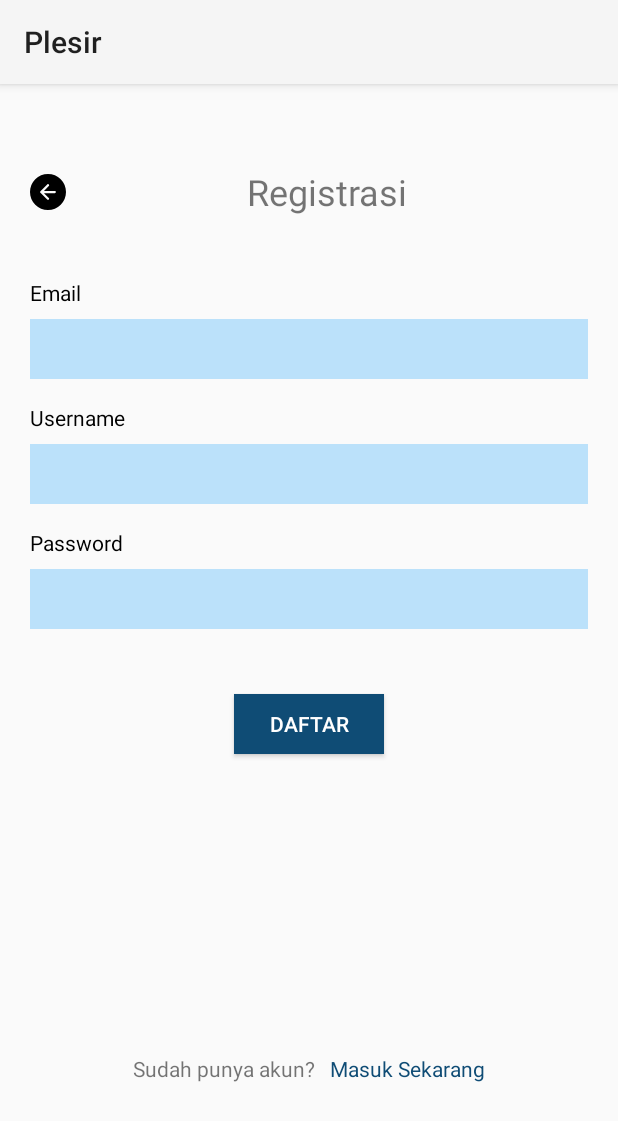
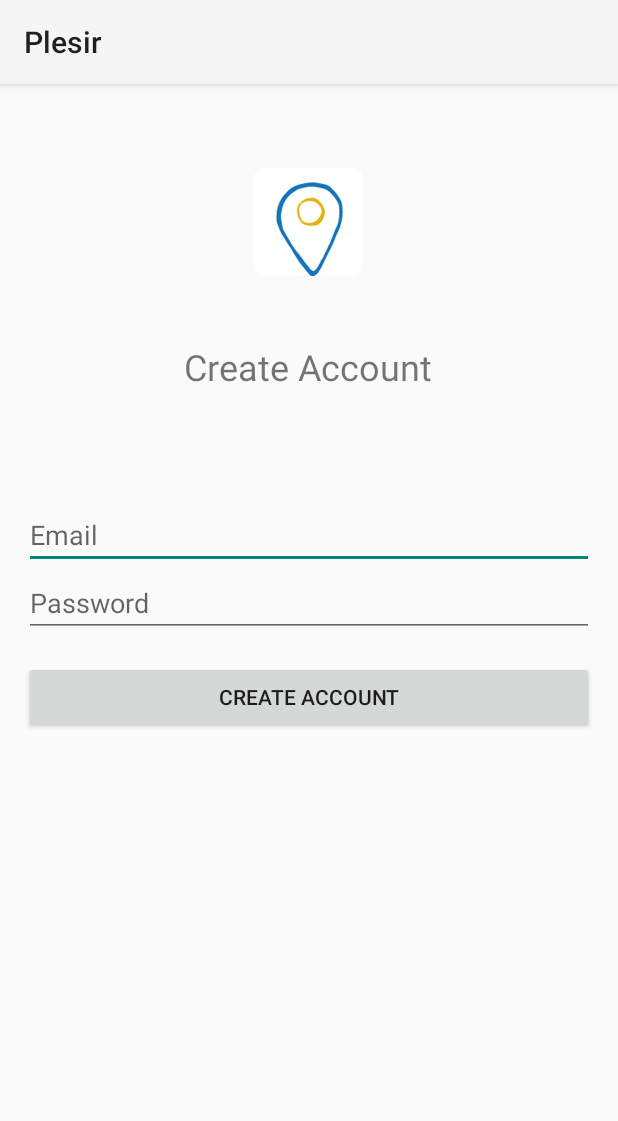
Before and after one commit to iffanahmad98/Digital-Team-TI1, an Android app: the RegisActivity screen opened directly, with no data from a screen before it, on a phone screen of 412 x 824 dp. Shown: the top 1121 px of the screen. Run offline under Robolectric (Android 15) with nearby library versions, the phone set to English and light mode, and no system bars; our stand-ins replace Firebase (no records; nobody signed in at launch, a user with empty details on screens opened directly).

Commit message:
Regis with auth

```diff
--- a/sprint 2/MainActivity/app/build.gradle
+++ b/sprint 2/MainActivity/app/build.gradle
@@ -47,5 +47,9 @@ dependencies {
     implementation 'com.github.bumptech.glide:glide:4.10.0'
     implementation platform('com.google.firebase:firebase-bom:26.2.0')
     implementation 'com.google.firebase:firebase-auth-ktx'
+    implementation 'org.jetbrains.kotlinx:kotlinx-coroutines-core:1.0.1'
+    implementation "org.jetbrains.kotlinx:kotlinx-coroutines-android:1.0.1"
+    implementation 'com.google.firebase:firebase-firestore:17.0.4'
+    implementation 'com.google.firebase:firebase-core:16.0.1'
 
 }
--- a/sprint 2/MainActivity/app/src/main/java/com/syahrulsamudra_18102142/mainactivity/RegisActivity.kt
+++ b/sprint 2/MainActivity/app/src/main/java/com/syahrulsamudra_18102142/mainactivity/RegisActivity.kt
@@ -3,28 +3,70 @@ package com.syahrulsamudra_18102142.mainactivity
 import android.content.Intent
 import androidx.appcompat.app.AppCompatActivity
 import android.os.Bundle
+import android.text.TextUtils
+import android.view.View
+import android.widget.Toast
+import com.google.firebase.auth.FirebaseAuth
+import com.google.firebase.auth.ktx.auth
+import com.google.firebase.ktx.Firebase
+import com.syahrulsamudra_18102142.mainactivity.databinding.ActivityRegisBinding
 import kotlinx.android.synthetic.main.activity_login.*
 import kotlinx.android.synthetic.main.activity_regis.*
 
-class RegisActivity : AppCompatActivity() {
-
+class RegisActivity : AppCompatActivity(), View.OnClickListener {
+    private lateinit var auth: FirebaseAuth
+    private lateinit var binding: ActivityRegisBinding
     override fun onCreate(savedInstanceState: Bundle?) {
         super.onCreate(savedInstanceState)
-        setContentView(R.layout.activity_regis)
+        binding = ActivityRegisBinding.inflate(layoutInflater)
+        setContentView(binding.root)
+        binding.btnCreateAccount.setOnClickListener(this)
+        auth = Firebase.auth
+}
 
-        btn_back.setOnClickListener {
-            val intent = Intent(this, LoginActivity::class.java)
-            startActivity(intent)
-        }
-
-        masuk.setOnClickListener{
-            val intent = Intent(this, LoginActivity::class.java)
-            startActivity(intent)
-        }
-
-        btnDaftar.setOnClickListener{
-            val intent = Intent(this, MainActivity::class.java)
-            startActivity(intent)
+    override fun onClick(v: View) {
+        when (v.id) {
+            R.id.btnCreateAccount -> {
+                createAccount(binding.inputEmail.text.toString(),
+                    binding.inputPassword.text.toString())
+            }
         }
     }
+
+
+    private fun createAccount(email: String, password: String) {
+        if (!validateForm()) {
+            return
+        }
+        auth.createUserWithEmailAndPassword(email, password)
+            .addOnCompleteListener(this) { task ->
+                if (task.isSuccessful) {
+                    Toast.makeText(baseContext, "Create User Berhasil!",
+                        Toast.LENGTH_SHORT).show()
+                    finish()
+                } else {
+                    Toast.makeText(baseContext, "Authentication failed.",
+                        Toast.LENGTH_SHORT).show()
+                }
+            }
+    }
+
+    private fun validateForm(): Boolean {
+        var valid = true
+        val email = binding.inputEmail.text.toString()
+        if (TextUtils.isEmpty(email)) {
+            binding.inputEmail.error = "Required."
+            valid = false
+        } else {
+            binding.inputEmail.error = null
+        }
+        val password = binding.inputPassword.text.toString()
+        if (TextUtils.isEmpty(password)) {
+            binding.inputPassword.error = "Required."
+            valid = false
+        } else {
+            binding.inputPassword.error = null
+        }
+        return valid
+    }
 }
--- a/sprint 2/MainActivity/app/src/main/res/layout/activity_regis.xml
+++ b/sprint 2/MainActivity/app/src/main/res/layout/activity_regis.xml
@@ -5,126 +5,73 @@
     android:layout_width="match_parent"
     android:layout_height="match_parent"
     tools:context=".RegisActivity">
-<LinearLayout
-    android:layout_width="match_parent"
-    android:layout_height="wrap_content"
-    android:orientation="vertical"
-    tools:ignore="MissingConstraints">
-    <LinearLayout
-        android:layout_width="match_parent"
-        android:layout_height="wrap_content"
-        android:layout_marginStart="20dp"
-        android:layout_marginEnd="20dp"
-        android:layout_marginTop="30dp"
 
-        android:orientation="horizontal"
-        tools:ignore="MissingConstraints">
-        <ImageButton
-            android:id="@+id/btn_back"
-            android:layout_marginTop="30dp"
+    <ImageView
+        android:id="@+id/ivIcon"
         android:layout_width="wrap_content"
         android:layout_height="wrap_content"
-            android:background="@drawable/ic_vector"
-            />
+        android:layout_marginTop="56dp"
+        app:layout_constraintBottom_toTopOf="@+id/tvCreateAccount"
+        app:layout_constraintEnd_toEndOf="parent"
+        app:layout_constraintHorizontal_bias="0.498"
+        app:layout_constraintStart_toStartOf="parent"
+        app:layout_constraintTop_toTopOf="parent"
+        app:srcCompat="@mipmap/ic_launcher" />
+
     <TextView
-            android:id="@+id/RegisJudul"
-            android:layout_marginTop="25dp"
-            android:layout_width="match_parent"
-            android:layout_height="wrap_content"
-            android:gravity="center"
-            android:text="Registrasi"
-            android:textSize="24sp"
-            />
-    </LinearLayout>
-    <LinearLayout
-        android:layout_width="match_parent"
-        android:layout_height="wrap_content"
-        android:orientation="vertical"
-        android:layout_marginTop="25dp"
-        android:layout_marginStart="20dp"
-        android:layout_marginEnd="20dp"
-        tools:ignore="MissingConstraints">
-        <TextView
+        android:id="@+id/tvCreateAccount"
         android:layout_width="wrap_content"
         android:layout_height="wrap_content"
-            android:layout_marginTop="16dp"
-            android:layout_marginBottom="8dp"
-            android:text="Email"
-            android:textColor="@color/black"
-            android:textSize="14sp" />
+        android:layout_marginTop="44dp"
+        android:layout_marginBottom="37dp"
+        android:text="Create Account"
+        android:textSize="24sp"
+        app:layout_constraintBottom_toTopOf="@+id/inputEmail"
+        app:layout_constraintEnd_toEndOf="parent"
+        app:layout_constraintHorizontal_bias="0.498"
+        app:layout_constraintStart_toStartOf="parent"
+        app:layout_constraintTop_toBottomOf="@+id/ivIcon" />
 
     <EditText
         android:id="@+id/inputEmail"
-            android:layout_width="match_parent"
-            android:layout_height="40dp"
-            android:background="@color/edittext" />
-
-        <TextView
-            android:layout_width="wrap_content"
+        android:layout_width="0dp"
         android:layout_height="wrap_content"
-            android:layout_marginTop="16dp"
-            android:layout_marginBottom="8dp"
-            android:text="Username"
-            android:textColor="@color/black"
-            android:textSize="14sp" />
-
-        <EditText
-            android:layout_width="match_parent"
-            android:layout_height="40dp"
-            android:background="@color/edittext" />
-
-        <TextView
-            android:layout_width="wrap_content"
-            android:layout_height="wrap_content"
-            android:layout_marginTop="16dp"
-            android:layout_marginBottom="8dp"
-            android:text="Password"
-            android:textColor="@color/black"
-            android:textSize="14sp" />
+        android:layout_marginStart="16dp"
+        android:layout_marginTop="36dp"
+        android:layout_marginEnd="16dp"
+        android:ems="10"
+        android:hint="Email"
+        android:inputType="textEmailAddress"
+        app:layout_constraintBottom_toTopOf="@+id/inputPassword"
+        app:layout_constraintEnd_toEndOf="parent"
+        app:layout_constraintHorizontal_bias="0.0"
+        app:layout_constraintStart_toStartOf="parent"
+        app:layout_constraintTop_toBottomOf="@+id/tvCreateAccount" />
 
     <EditText
         android:id="@+id/inputPassword"
-            android:layout_width="match_parent"
-            android:layout_height="40dp"
+        android:layout_width="0dp"
+        android:layout_height="wrap_content"
+        android:layout_marginStart="16dp"
+        android:layout_marginEnd="16dp"
+        android:ems="10"
+        android:hint="Password"
         android:inputType="textPassword"
-            android:background="@color/edittext" />
-
-        <TextView
-            android:layout_width="wrap_content"
-            android:layout_height="wrap_content"/>
+        app:layout_constraintBottom_toTopOf="@+id/btnCreateAccount"
+        app:layout_constraintEnd_toEndOf="parent"
+        app:layout_constraintStart_toStartOf="parent"
+        app:layout_constraintTop_toBottomOf="@+id/inputEmail" />
 
     <Button
-            android:id="@+id/btnDaftar"
-            android:layout_width="100dp"
-            android:layout_height="40dp"
-            android:text="Daftar"
-            app:cornerRadius="100dp"
-            android:layout_gravity="center"
-            android:background="@color/main"
-            android:textColor="@color/bg"
-            android:layout_marginTop="24dp"/>
-        <LinearLayout
-            android:layout_width="match_parent"
+        android:id="@+id/btnCreateAccount"
+        android:layout_width="0dp"
         android:layout_height="wrap_content"
-            android:gravity="center"
-            android:layout_marginTop="200dp"
-            android:orientation="horizontal">
-            <TextView
-                android:layout_width="wrap_content"
-                android:layout_height="wrap_content"
-                android:text="Sudah punya akun?"
-                />
-            <TextView
-                android:id="@+id/masuk"
-                android:layout_width="wrap_content"
-                android:layout_height="wrap_content"
-                android:text="Masuk Sekarang"
-                android:textColor="@color/main"
-                android:layout_marginLeft="10dp"
-                />
-        </LinearLayout>
-
-    </LinearLayout>
-</LinearLayout>
+        android:layout_marginStart="16dp"
+        android:layout_marginTop="16dp"
+        android:layout_marginEnd="16dp"
+        android:text="Create Account"
+        app:layout_constraintEnd_toEndOf="parent"
+        app:layout_constraintStart_toStartOf="parent"
+        app:layout_constraintTop_toBottomOf="@+id/inputPassword" />
 
 </androidx.constraintlayout.widget.ConstraintLayout>
```
Lines whose indentation alone changed are shown as unchanged.
